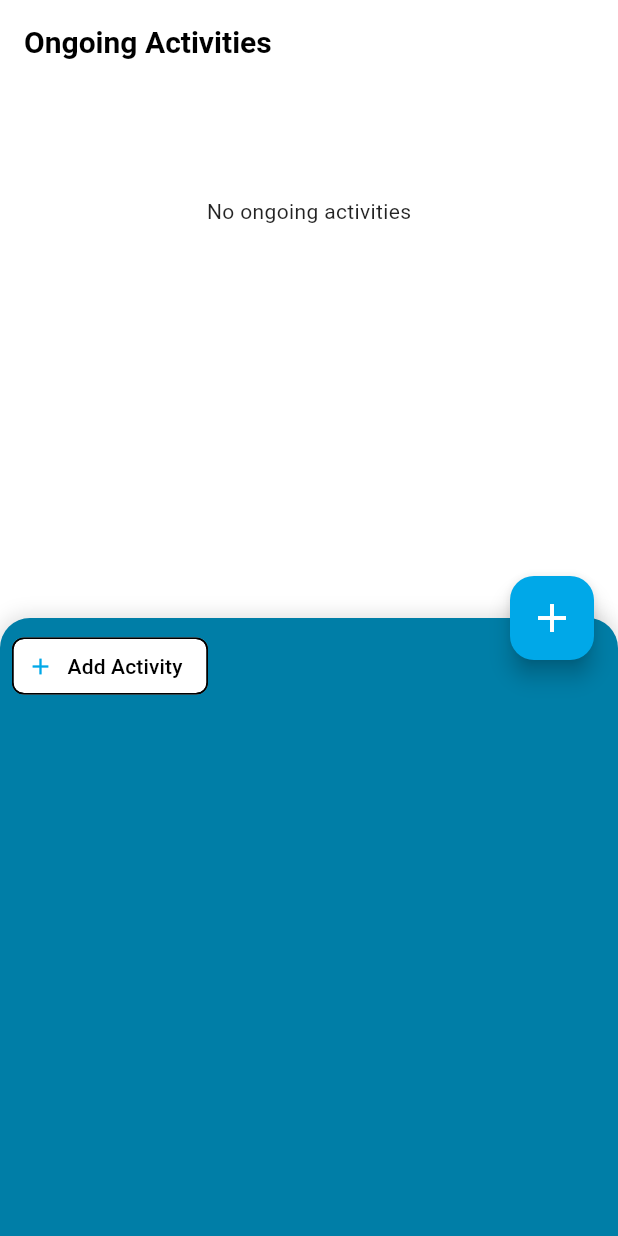
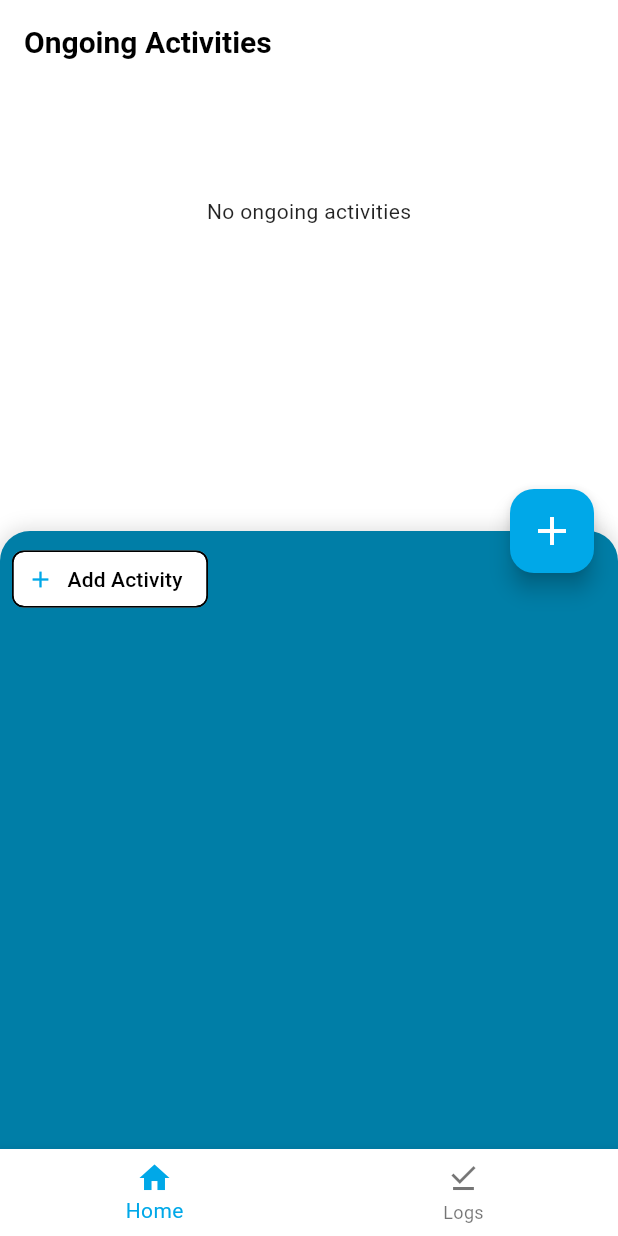
Before and after one commit to ThisIsSidam/odin, a Flutter app: the screen it shows after launch, on a phone screen of 412 x 824 dp. Run offline on Flutter 3.47's test engine with Material 3 defaults, Android fonts, the phone set to English and light mode, and no system bars; our stand-ins replace flutter_colorpicker, flutter_hooks, flutter_riverpod, hooks_riverpod, objectbox, reactive_forms and 1 more; missing offline and left inert: duration; generated files the repository leaves out were written again.

Commit message:
Add DashboardScreen with bottom navigation | Replace HomeScreen as the main entry point

```diff
--- /dev/null
+++ b/lib/feature/home/presentation/screens/dashboard_screen.dart
@@ -0,0 +1,49 @@
+import 'package:flutter/material.dart';
+import 'package:flutter_hooks/flutter_hooks.dart';
+import 'package:hooks_riverpod/hooks_riverpod.dart';
+
+import '../../../activity_logs/presentation/screens/activity_logs_screen.dart';
+import 'home_screen.dart';
+
+@immutable
+class DashboardScreen extends HookConsumerWidget {
+  const DashboardScreen({super.key});
+
+  Widget _currentScreen(int index) {
+    switch (index) {
+      case 0:
+        return const HomeScreen();
+      case 1:
+        return const ActivityLogsScreen();
+      default:
+        return const HomeScreen();
+    }
+  }
+
+  @override
+  Widget build(BuildContext context, WidgetRef ref) {
+    final ValueNotifier<int> currentScreen = useState<int>(0);
+    return Scaffold(
+      body: AnimatedSwitcher(
+        duration: const Duration(milliseconds: 300),
+        child: _currentScreen(currentScreen.value),
+      ),
+      bottomNavigationBar: BottomNavigationBar(
+        items: const <BottomNavigationBarItem>[
+          BottomNavigationBarItem(
+            icon: Icon(Icons.home),
+            label: 'Home',
+          ),
+          BottomNavigationBarItem(
+            icon: Icon(Icons.file_download_done_sharp),
+            label: 'Logs',
+          ),
+        ],
+        currentIndex: currentScreen.value,
+        onTap: (int index) {
+          currentScreen.value = index;
+        },
+      ),
+    );
+  }
+}
--- a/lib/main.dart
+++ b/lib/main.dart
@@ -7,7 +7,7 @@ import 'package:path_provider/path_provider.dart';
 
 import 'core/providers/global_providers.dart';
 import 'core/theme/theme.dart';
-import 'feature/home/presentation/screens/home_screen.dart';
+import 'feature/home/presentation/screens/dashboard_screen.dart';
 import 'objectbox.g.dart';
 import 'router/route_builder.dart';
 
@@ -38,7 +38,7 @@ class MyApp extends StatelessWidget {
   @override
   Widget build(BuildContext context) {
     return MaterialApp(
-      home: const HomeScreen(),
+      home: const DashboardScreen(),
       routes: routeBuilder(),
       theme: AppTheme.lightTheme,
       darkTheme: AppTheme.darkTheme,
```
